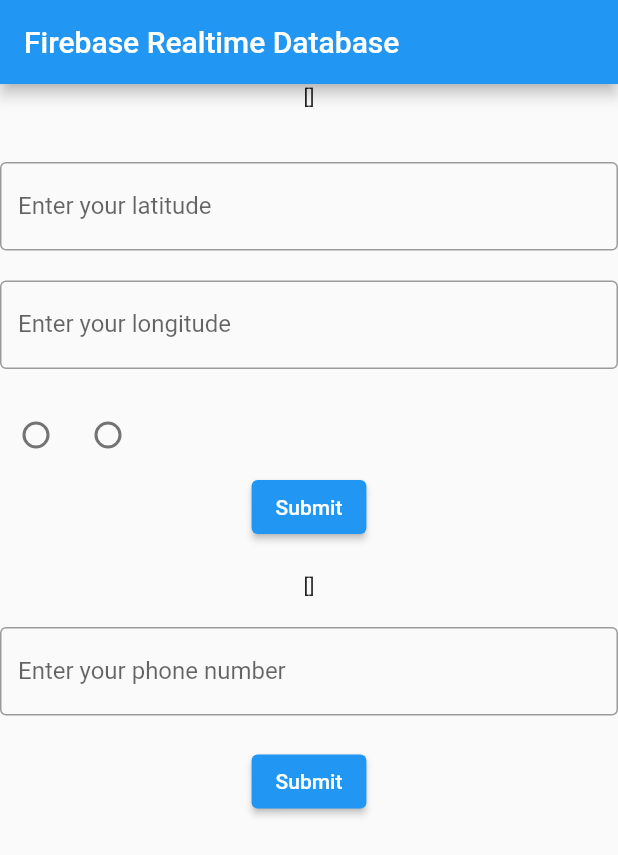
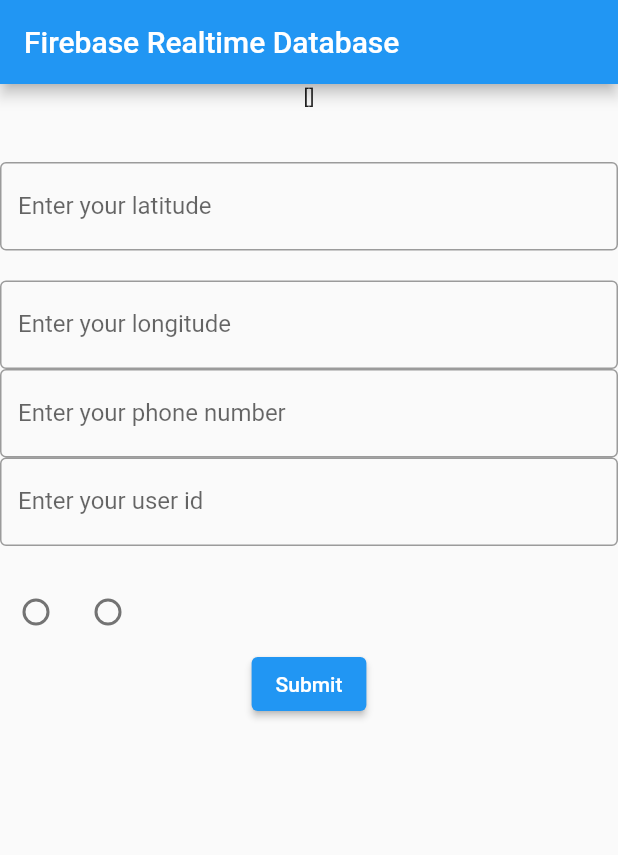
Before and after one commit to jrmyandre/flutter_firebase_test_final, a Flutter app: the screen it shows after launch, on a phone screen of 412 x 824 dp. Shown: the top 855 px of the screen. Run offline on Flutter 3.47's test engine with Material 2 defaults, Android fonts, the phone set to English and light mode, and no system bars; our stand-ins replace firebase_core, firebase_database; accounts and stored records are empty.

Commit message:
feat: fix upload

```diff
--- a/lib/main.dart
+++ b/lib/main.dart
@@ -27,6 +27,7 @@
   final phoneController = TextEditingController();
   final latController = TextEditingController();
   final lngController = TextEditingController();
+  final usernamecontroller = TextEditingController();
   List<Map<dynamic, dynamic>> dataList = [];
   List<Map<dynamic, dynamic>> dataListPhone = [];
   bool? _selectedValue;
@@ -99,6 +100,24 @@
                 ),
 
               ),
+              TextField(
+                controller: phoneController,
+                decoration: InputDecoration(
+                  border: OutlineInputBorder(),
+                  labelText: 'Enter your phone number',
+                ),
+
+
+              ),
+              TextField(
+                controller: usernamecontroller,
+                decoration: InputDecoration(
+                  border: OutlineInputBorder(),
+                  labelText: 'Enter your user id',
+                ),
+
+
+              ),
               SizedBox(height: 20),
               Row(
                 children: [
@@ -132,6 +151,9 @@
                     'longitude': lngController.text,
                     'manual': _selectedValue,
                     'manualTemp': _selectedValue,
+                    'phone number': phoneController.text,
+                    'user id': usernamecontroller.text,
+
                     'timestamp': formatter.format(now)
                   };
                   dbReference.push().set(data);
@@ -142,33 +164,7 @@
                 },
                 child: const Text('Submit'),
               ),
-              SizedBox(height: 20),
-              Text(
-                dataListPhone.toString(),
-              ),
-              SizedBox(height: 20),
-              TextField(
-                controller: phoneController,
-                decoration: InputDecoration(
-                  border: OutlineInputBorder(),
-                  labelText: 'Enter your phone number',
-                ),
 
-              ),
-              SizedBox(height: 20),
-              ElevatedButton(
-                onPressed: () {
-                  setState(() {
-                    Map<String, dynamic> data = {
-                    'phone': phoneController.text,
-                  };
-                  dbReferencePhone.push().set(data);
-                  phoneController.clear();
-                  });
-
-                },
-                child: const Text('Submit'),
-              ),
             ],
           )
         ),
```
